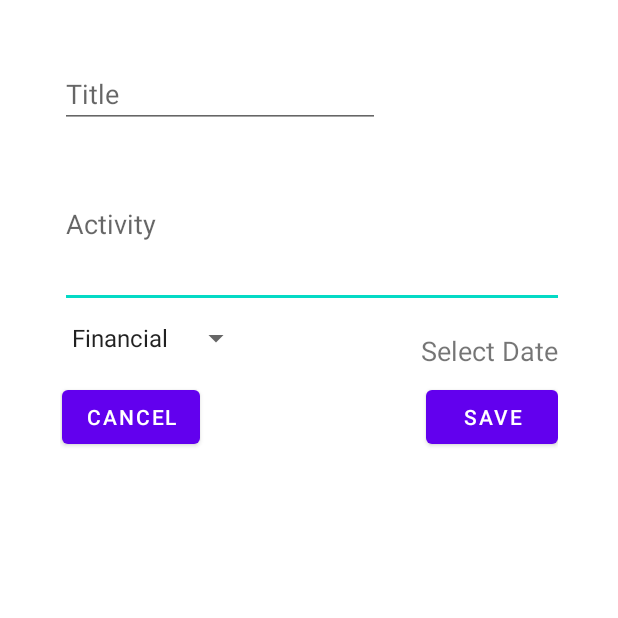
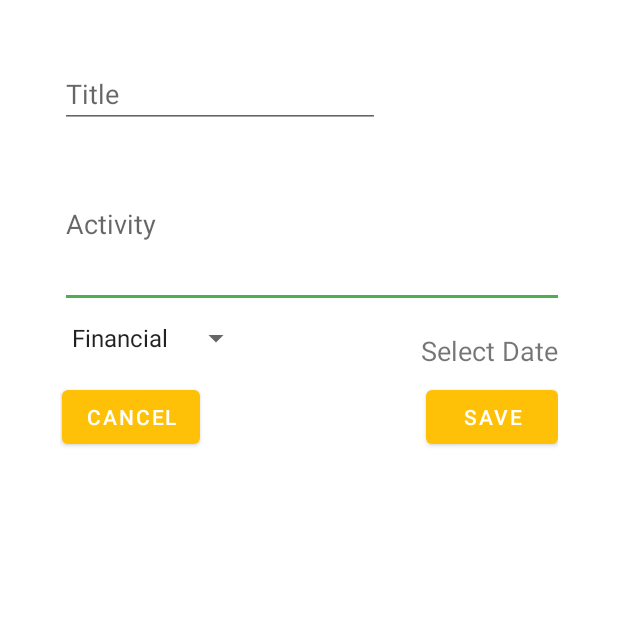
Before and after one commit to elkiplangat/TuDu, an Android app: the CreateActivity screen opened directly, with no data from a screen before it, on a phone screen of 412 x 824 dp, the top half of it. Run offline under Robolectric (Android 15) with nearby library versions, the phone set to English and light mode, and no system bars; Roboto replaces fonts that are not available here.

Commit message:
Change colors in colors.xml

```diff
--- a/app/src/main/res/layout/todo_activites_fragment.xml
+++ b/app/src/main/res/layout/todo_activites_fragment.xml
@@ -42,6 +42,7 @@
         android:layout_marginEnd="16dp"
         android:layout_marginBottom="16dp"
         android:elevation="6dp"
+        app:backgroundTint="@color/colorPrimary"
         android:src="@drawable/ic_add"
         android:layout_gravity="bottom|right"
          />
--- a/app/src/main/res/layout/todo_activity_individual.xml
+++ b/app/src/main/res/layout/todo_activity_individual.xml
@@ -33,6 +33,7 @@
             android:layout_height="wrap_content"
             android:layout_gravity="bottom|end"
             android:fontFamily="@font/roboto_black"
+            android:textColor="@color/colorAccent"
             android:text="Placeholder Date" />
 
         <TextView
--- a/app/src/main/res/menu/menu_items.xml
+++ b/app/src/main/res/menu/menu_items.xml
@@ -1,8 +1,8 @@
 <?xml version="1.0" encoding="utf-8"?>
 <menu xmlns:android="http://schemas.android.com/apk/res/android">
     <item android:title="Delete All">Disable</item>
-    <item android:title="Sort By Last Added">Disable</item>
     <item android:title="Sort By Date">Disable</item>
+    <item android:title="Sort By Urgency">Disable</item>
 
 
 </menu>
--- a/app/src/main/res/values/colors.xml
+++ b/app/src/main/res/values/colors.xml
@@ -1,7 +1,9 @@
 <?xml version="1.0" encoding="utf-8"?>
 <resources>
-    <color name="colorPrimary">#6200EE</color>
-    <color name="colorPrimaryDark">#3700B3</color>
-    <color name="colorAccent">#03DAC5</color>
+    <color name="colorPrimary">#FFC107</color>
+    <color name="colorPrimaryDark">#FFA000</color>
+    <color name="colorAccent">#4CAF50</color>
+    <color name="colorPrimaryLight">#FFECB3</color>
+    <color name="text">#212121</color>
     <color name="white">#ffffff</color>
 </resources>
```
